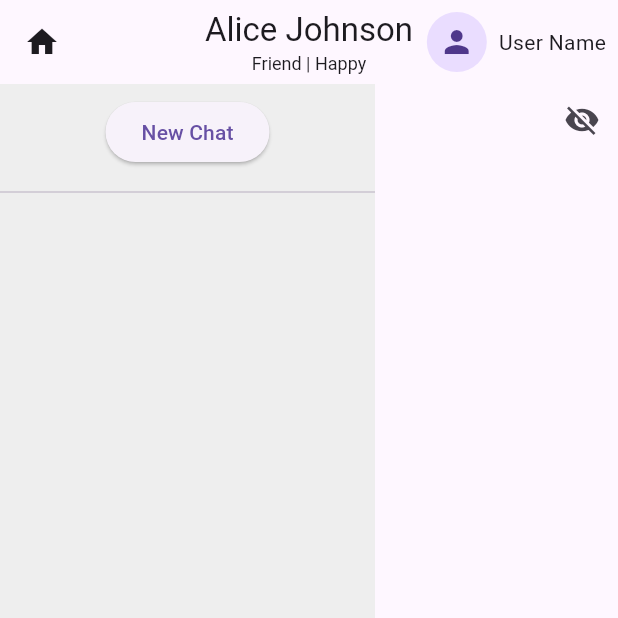
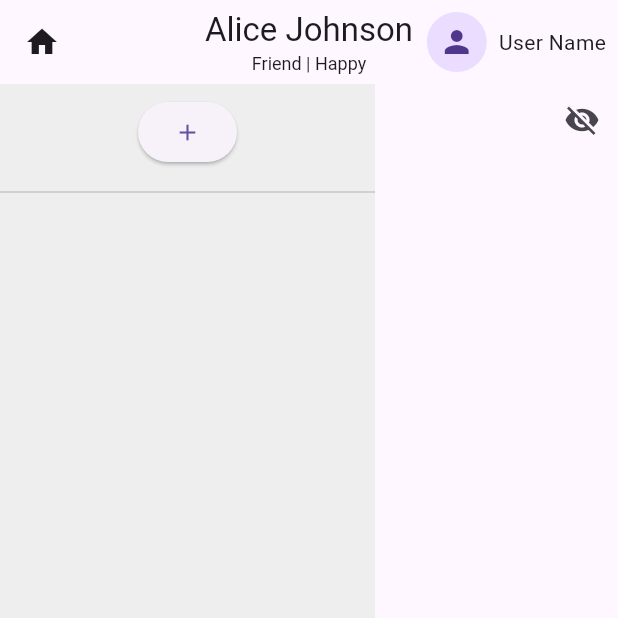
Before and after one commit to KexinWei/Senti, a Flutter app: the screen it shows after launch, after a tap on "AJ", on a phone screen of 412 x 824 dp, the top half of it. Run offline on Flutter 3.47's test engine with Material 3 defaults, Android fonts, the phone set to English and light mode, and no system bars.

Commit message:
change new chat button into icon

```diff
--- a/frontend/lib/components/left_sidebar.dart
+++ b/frontend/lib/components/left_sidebar.dart
@@ -20,10 +20,7 @@ class LeftSidebar extends StatelessWidget {
         children: [
           Padding(
             padding: const EdgeInsets.all(8.0),
-            child: ElevatedButton(
-              child: Text("New Chat"),
-              onPressed: onNewChat,
-            ),
+            child: ElevatedButton(child: Icon(Icons.add), onPressed: onNewChat),
           ),
           Divider(),
           Expanded(
```
